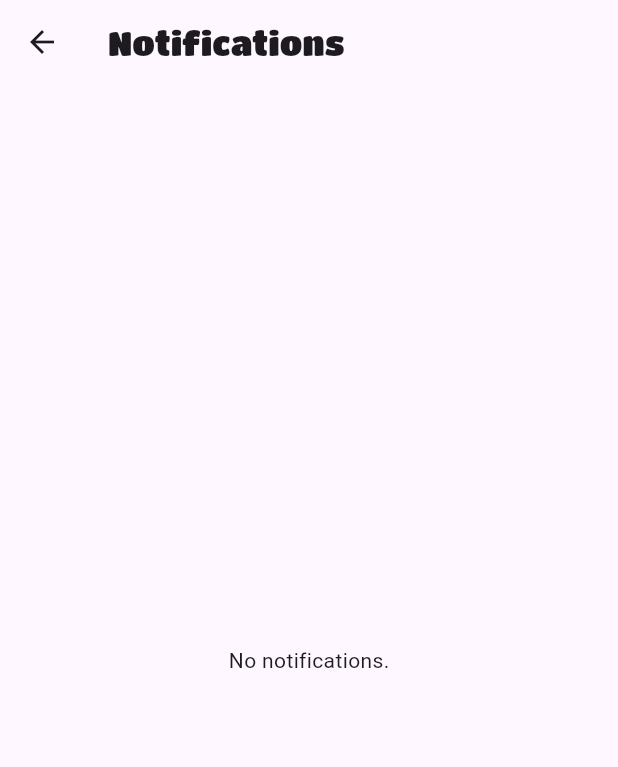
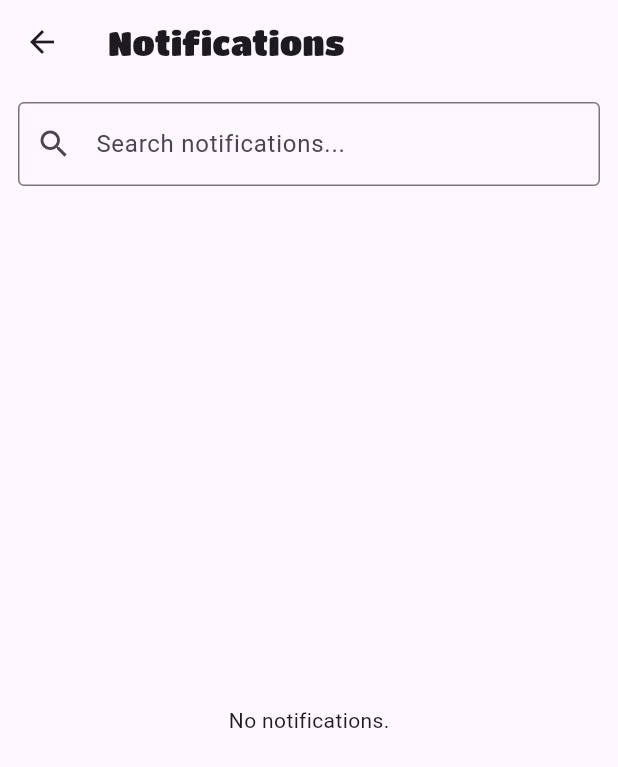
Before and after one commit to Ibrahimelz/AppDev2Project, a Flutter app: the EmployeeNotifications screen opened directly, on a phone screen of 412 x 824 dp. Shown: the top 767 px of the screen. Run offline on Flutter 3.47's test engine with Material 3 defaults, Android fonts, the phone set to English and light mode, and no system bars; our stand-ins replace cloud_firestore, firebase_core, image_picker, youtube_player_flutter; accounts and stored records are empty.

Commit message:
Implement search function for employee side

```diff
--- a/lib/Admin/AdminNotifications.dart
+++ b/lib/Admin/AdminNotifications.dart
@@ -25,7 +25,6 @@ class _AdminNotificationsState extends State<AdminNotifications> {
       'message': _messageController.text,
       'date': Timestamp.now(),
       'priority': _priority,
-      'role': 'admin',
     });
     _titleController.clear();
     _messageController.clear();
--- a/lib/Employee/EmployeeNotifications.dart
+++ b/lib/Employee/EmployeeNotifications.dart
@@ -1,8 +1,15 @@
 import 'package:flutter/material.dart';
 import 'package:cloud_firestore/cloud_firestore.dart';
 
-class EmployeeNotifications extends StatelessWidget {
+class EmployeeNotifications extends StatefulWidget {
   const EmployeeNotifications({Key? key}) : super(key: key);
+
+  @override
+  State<EmployeeNotifications> createState() => _EmployeeNotificationsState();
+}
+
+class _EmployeeNotificationsState extends State<EmployeeNotifications> {
+  String _searchQuery = '';
 
   @override
   Widget build(BuildContext context) {
@@ -10,7 +17,25 @@ class EmployeeNotifications extends StatelessWidget {
       appBar: AppBar(
         title: const Text('Notifications', style: TextStyle(fontFamily: 'MyFont')),
       ),
-      body: StreamBuilder<QuerySnapshot>(
+      body: Column(
+        children: [
+          Padding(
+            padding: const EdgeInsets.all(12.0),
+            child: TextField(
+              decoration: const InputDecoration(
+                labelText: 'Search notifications...',
+                prefixIcon: Icon(Icons.search),
+                border: OutlineInputBorder(),
+              ),
+              onChanged: (value) {
+                setState(() {
+                  _searchQuery = value.trim().toLowerCase();
+                });
+              },
+            ),
+          ),
+          Expanded(
+            child: StreamBuilder<QuerySnapshot>(
               stream: FirebaseFirestore.instance
                   .collection('Notifications')
                   .orderBy('date', descending: true)
@@ -22,7 +47,17 @@ class EmployeeNotifications extends StatelessWidget {
                 if (!snapshot.hasData || snapshot.data!.docs.isEmpty) {
                   return const Center(child: Text('No notifications.'));
                 }
-          final docs = snapshot.data!.docs;
+                final docs = snapshot.data!.docs.where((doc) {
+                  final data = doc.data() as Map<String, dynamic>;
+                  final title = (data['title'] ?? '').toString().toLowerCase();
+                  final message = (data['message'] ?? '').toString().toLowerCase();
+                  return title.contains(_searchQuery) || message.contains(_searchQuery);
+                }).toList();
+
+                if (docs.isEmpty) {
+                  return const Center(child: Text('No notifications found for your search.'));
+                }
+
                 return ListView.builder(
                   itemCount: docs.length,
                   itemBuilder: (context, index) {
@@ -53,6 +88,9 @@ class EmployeeNotifications extends StatelessWidget {
                 );
               },
             ),
+          ),
+        ],
+      ),
     );
   }
 }
```
Lines whose indentation alone changed are shown as unchanged.
